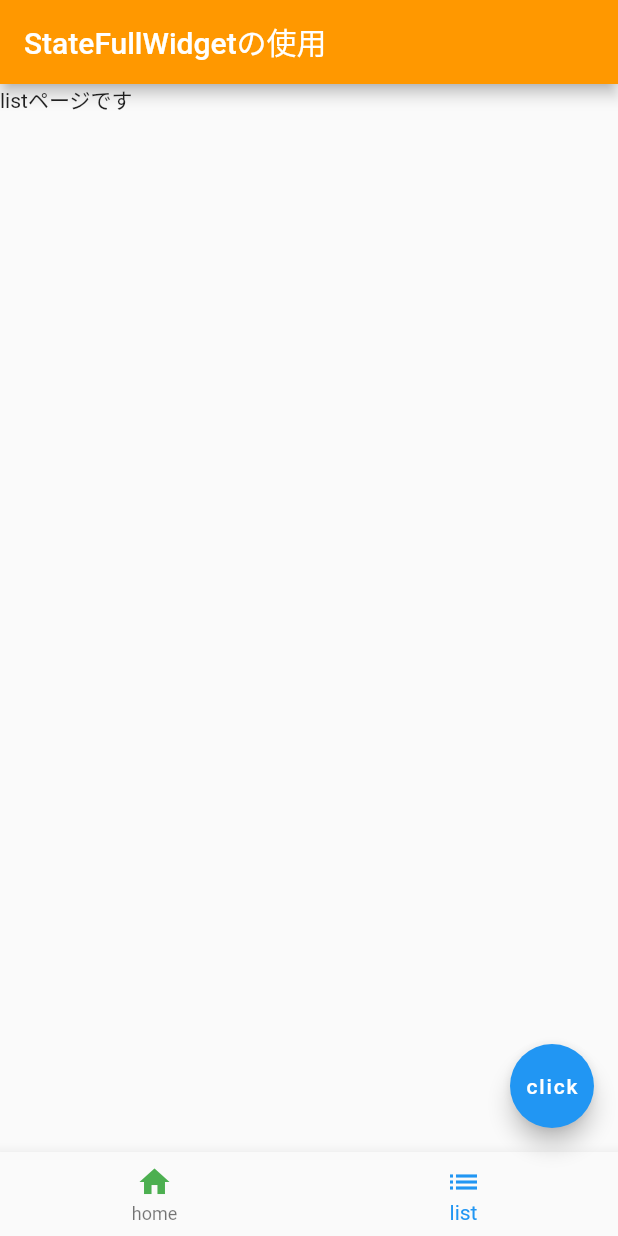
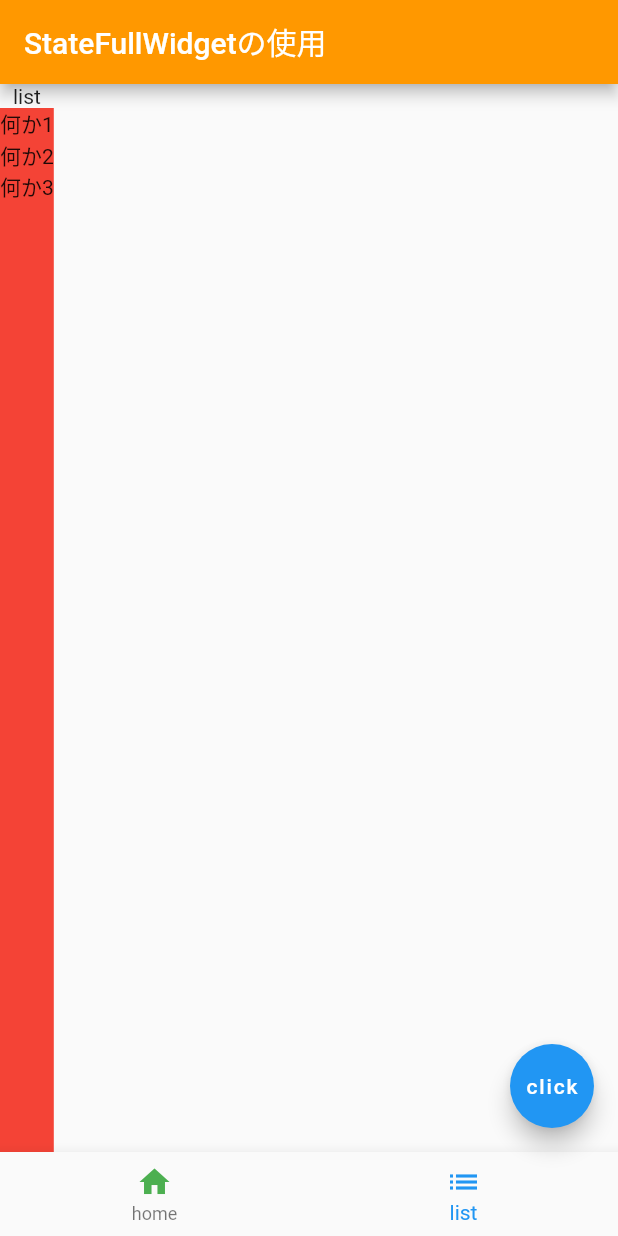
Before and after one commit to huanshenyi/flutte_len, a Flutter app: the screen it shows after launch, item 2 of the bottom bar chosen, on a phone screen of 412 x 824 dp. Run offline on Flutter 3.47's test engine with Material 2 defaults, Android fonts, the phone set to English and light mode, and no system bars; missing offline and left inert: flutter_color_plugin; network calls fail.

Commit message:
flutter-layout Wrap(左から右へ、自動改行) Expanded(縦幅Max利用)

```diff
--- a/lib/flutter_layout_page.dart
+++ b/lib/flutter_layout_page.dart
@@ -110,11 +110,41 @@ class _FlutterLayoutPage extends State<FlutterLayoutPage> {
                     bottom: 0,
                     child: Image.network( "https://best-longstay.com/images/pokemon/illust/7/togedemaru.jpg",height: 50,width: 50,),)
                 ],
+              ),
+              Wrap(
+                //Warp,左から右へ、自動改行
+                spacing: 8 ,//水平距離
+                runSpacing: 6,//垂直距離
+                children: <Widget>[
+                  _chip("Flutter1"),
+                  _chip("Flutter2"),
+                  _chip("Flutter3"),
+                  _chip("Flutter4"),
+                  _chip("Flutter5"),
+                ],
               )
             ],
           ),
           onRefresh: _handleRedresh,)
-            : Text("listページです"),
+            : Column(
+            children: <Widget>[
+             Text("list"),
+             Expanded( //縦幅Maxを使用
+               child:Container(
+               decoration: BoxDecoration(
+                   color: Colors.red
+               ),
+               child: Column(
+                 children: <Widget>[
+                   Text("何か1"),
+                   Text("何か2"),
+                   Text("何か3"),
+                 ],
+               )
+               ,
+             ))
+          ],
+        ),
       ),
     );
   }
@@ -131,4 +161,17 @@ class _FlutterLayoutPage extends State<FlutterLayoutPage> {
       child: Text(title, style: TextStyle(fontSize: 22, color: Colors.white),),
     );
   }
+
+  _chip(String label) {
+    return Chip(
+      label: Text(label),
+      avatar: CircleAvatar(
+        backgroundColor: Colors.blue.shade900,
+        child: Text(
+          label.substring(0,1), //文字列最初のを取る
+          style: TextStyle(fontSize: 10),
+        ),
+      ),
+    );
+  }
 }
```
